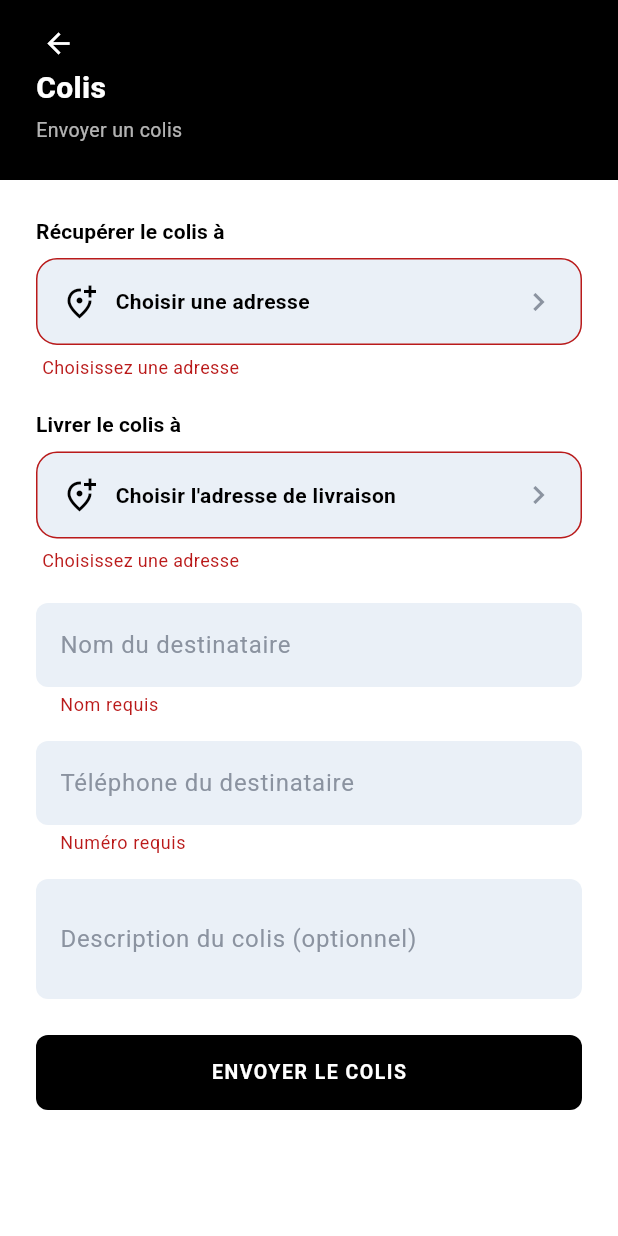
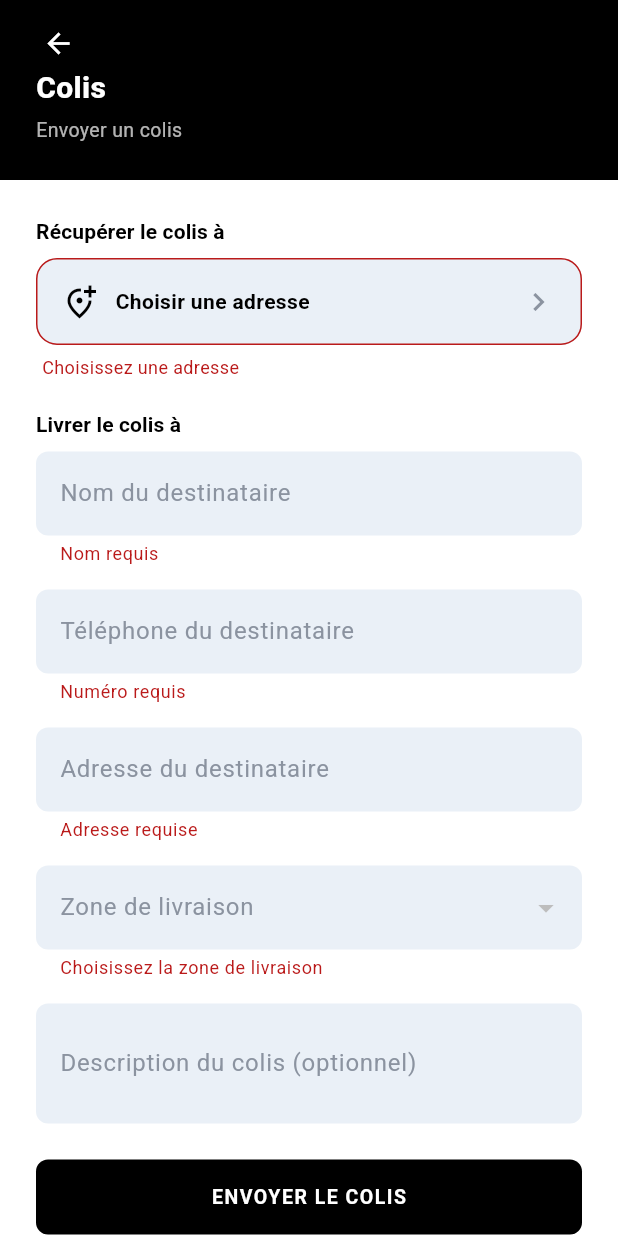
Before and after one commit to Alibalti592/Hssan-Delivery, a Flutter app: the ParcelFormScreen screen opened directly, after a tap on "ENVOYER LE COLIS", on a phone screen of 412 x 824 dp. Run offline on Flutter 3.47's test engine with Material 3 defaults, Android fonts, the phone set to English and light mode, and no system bars; our stand-ins replace cached_network_image, firebase_core, firebase_messaging, flutter_map, flutter_secure_storage, geolocator and 3 more; accounts and stored records are empty; network calls fail; statements that could not run were skipped.

Commit message:
Colis: the recipient's address is typed in, not picked from the sender's
The drop-off used the address picker, which only lists the sender's own
saved addresses, so a parcel went to one of the sender's addresses. The
recipient's address is now a text field next to their name and phone,
with the delivery zone that prices it; the pickup stays the sender's.

Co-Authored-By: Claude Opus 5.5 <noreply@anthropic.com>
Claude-Session: https://claude.ai/code/session_01B6RWxUSN3bwsXdDHTuPsqN

```diff
--- a/mobile/lib/client/parcel_form_screen.dart
+++ b/mobile/lib/client/parcel_form_screen.dart
@@ -5,13 +5,15 @@ import '../addresses/address_picker.dart';
 import '../addresses/selected_address.dart';
 import '../core/api_exception.dart';
 import '../core/phone_format.dart';
+import '../orders/order_models.dart';
 import '../orders/orders_repository.dart';
 import '../widgets/dark_header.dart';
 import 'order_confirmed_screen.dart';
 
-/// A Colis (parcel) request: pickup + drop-off address, who receives it,
-/// and which delivery zone prices it — no restaurant, no cart, since a
-/// parcel doesn't come from a catalogue like the other services.
+/// A Colis (parcel) request: where it is collected (one of the sender's
+/// addresses), who receives it and where, typed in since it is someone
+/// else's address, and the delivery zone that prices it — no restaurant,
+/// no cart, since a parcel doesn't come from a catalogue.
 class ParcelFormScreen extends StatefulWidget {
   const ParcelFormScreen({super.key});
 
@@ -22,9 +24,13 @@ class ParcelFormScreen extends StatefulWidget {
 class _ParcelFormScreenState extends State<ParcelFormScreen> {
   final _formKey = GlobalKey<FormState>();
   AddressSelection? _pickup;
-  AddressSelection? _dropOff;
+  DeliveryZoneOption? _zone;
+  late final Future<List<DeliveryZoneOption>> _zones = context
+      .read<OrdersRepository>()
+      .listDeliveryZones();
   final _recipientName = TextEditingController();
   final _recipientPhone = TextEditingController();
+  final _recipientAddress = TextEditingController();
   final _note = TextEditingController();
   bool _submitting = false;
   String? _error;
@@ -33,6 +39,7 @@ class _ParcelFormScreenState extends State<ParcelFormScreen> {
   void dispose() {
     _recipientName.dispose();
     _recipientPhone.dispose();
+    _recipientAddress.dispose();
     _note.dispose();
     super.dispose();
   }
@@ -41,7 +48,6 @@ class _ParcelFormScreenState extends State<ParcelFormScreen> {
     setState(() => _error = null);
     if (!_formKey.currentState!.validate()) return;
     final pickup = _pickup!.address;
-    final dropOff = _dropOff!;
 
     setState(() => _submitting = true);
     try {
@@ -49,12 +55,10 @@ class _ParcelFormScreenState extends State<ParcelFormScreen> {
         pickupAddress: pickup.fullText,
         pickupLatitude: pickup.latitude,
         pickupLongitude: pickup.longitude,
-        deliveryAddress: dropOff.address.fullText,
-        deliveryLatitude: dropOff.address.latitude,
-        deliveryLongitude: dropOff.address.longitude,
+        deliveryAddress: _recipientAddress.text.trim(),
         recipientName: _recipientName.text.trim(),
         recipientPhone: _recipientPhone.text.trim(),
-        deliveryZoneId: dropOff.zone!.id,
+        deliveryZoneId: _zone!.id,
         note: _note.text.trim(),
       );
       if (!mounted) return;
@@ -101,17 +105,17 @@ class _ParcelFormScreenState extends State<ParcelFormScreen> {
                         onChanged: (v) => setState(() => _pickup = v),
                       ),
                       const SizedBox(height: 20),
-                      AddressField(
-                        label: 'Livrer le colis à',
-                        enabled: !_submitting,
-                        allowOneOff: true,
-                        emptyText: "Choisir l'adresse de livraison",
-                        onChanged: (v) => setState(() => _dropOff = v),
+                      Text(
+                        'Livrer le colis à',
+                        style: Theme.of(context).textTheme.titleSmall?.copyWith(
+                          fontWeight: FontWeight.w700,
+                        ),
                       ),
-                      const SizedBox(height: 20),
+                      const SizedBox(height: 8),
                       TextFormField(
                         controller: _recipientName,
                         enabled: !_submitting,
+                        textCapitalization: TextCapitalization.words,
                         decoration: const InputDecoration(
                           labelText: 'Nom du destinataire',
                         ),
@@ -128,6 +132,53 @@ class _ParcelFormScreenState extends State<ParcelFormScreen> {
                           labelText: 'Téléphone du destinataire',
                         ),
                         validator: validatePhone,
+                      ),
+                      const SizedBox(height: 16),
+                      TextFormField(
+                        controller: _recipientAddress,
+                        enabled: !_submitting,
+                        minLines: 1,
+                        maxLines: 3,
+                        textCapitalization: TextCapitalization.sentences,
+                        decoration: const InputDecoration(
+                          labelText: 'Adresse du destinataire',
+                          hintText: 'Rue, numéro, quartier, repère…',
+                        ),
+                        validator: (v) => (v == null || v.trim().isEmpty)
+                            ? 'Adresse requise'
+                            : null,
+                      ),
+                      const SizedBox(height: 16),
+                      // The zone prices the delivery.
+                      FutureBuilder<List<DeliveryZoneOption>>(
+                        future: _zones,
+                        builder: (context, snapshot) {
+                          if (snapshot.connectionState ==
+                              ConnectionState.waiting) {
+                            return const LinearProgressIndicator();
+                          }
+                          final zones = snapshot.data ?? const [];
+                          return DropdownButtonFormField<DeliveryZoneOption>(
+                            initialValue: _zone,
+                            isExpanded: true,
+                            decoration: const InputDecoration(
+                              labelText: 'Zone de livraison',
+                            ),
+                            items: [
+                              for (final z in zones)
+                                DropdownMenuItem(
+                                  value: z,
+                                  child: Text('${z.name} — ${z.fee} DT'),
+                                ),
+                            ],
+                            onChanged: _submitting
+                                ? null
+                                : (z) => setState(() => _zone = z),
+                            validator: (z) => z == null
+                                ? 'Choisissez la zone de livraison'
+                                : null,
+                          );
+                        },
                       ),
                       const SizedBox(height: 16),
                       TextFormField(
```
Also changed, not shown: 1 other file.
